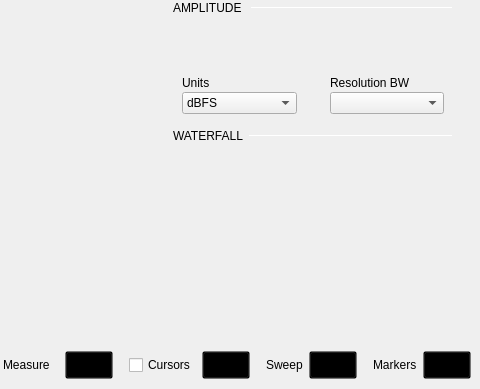
Before: the Qt Designer form plugins/m2k/ui/spectrum_analyzer.ui in analogdevicesinc/scopy, drawn with Qt 5; both pictures show x 523 to 1003 and y 272 to 661 of the 1003 by 661 pixel window.
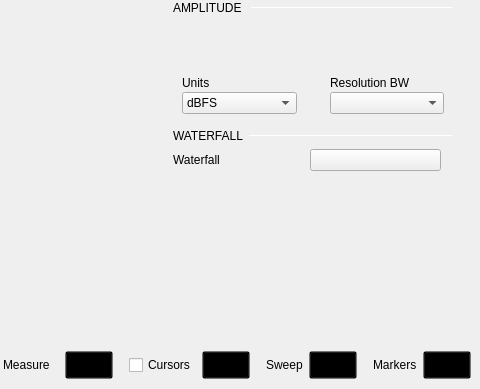
After: the same form once the commit is applied. Icons and pictures are not drawn. Custom widgets are drawn as their Qt base class.

Commit message: m2k/spectrum analyzer/waterfall plot: plot can be turned on/off - default state is off

Diff of the .ui file:
```diff
--- a/plugins/m2k/ui/spectrum_analyzer.ui
+++ b/plugins/m2k/ui/spectrum_analyzer.ui
@@ -1539,7 +1539,35 @@
                     </layout>
                    </item>
                    <item>
-                    <layout class="QVBoxLayout" name="vLayout_waterfall"/>
+                    <layout class="QVBoxLayout" name="vLayout_waterfall">
+                     <item>
+                      <layout class="QHBoxLayout" name="hLayout_toggle_waterfall">
+                       <property name="rightMargin">
+                        <number>12</number>
+                       </property>
+                       <item>
+                        <widget class="QLabel" name="label_12">
+                         <property name="text">
+                          <string>Waterfall</string>
+                         </property>
+                        </widget>
+                       </item>
+                       <item>
+                        <widget class="scopy::CustomSwitch" name="btnToggleWaterfall">
+                         <property name="sizePolicy">
+                          <sizepolicy hsizetype="Preferred" vsizetype="Fixed">
+                           <horstretch>0</horstretch>
+                           <verstretch>0</verstretch>
+                          </sizepolicy>
+                         </property>
+                         <property name="text">
+                          <string/>
+                         </property>
+                        </widget>
+                       </item>
+                      </layout>
+                     </item>
+                    </layout>
                    </item>
                    <item>
                     <spacer name="verticalSpacer_6">
```
The commit also changes 3 other files.
